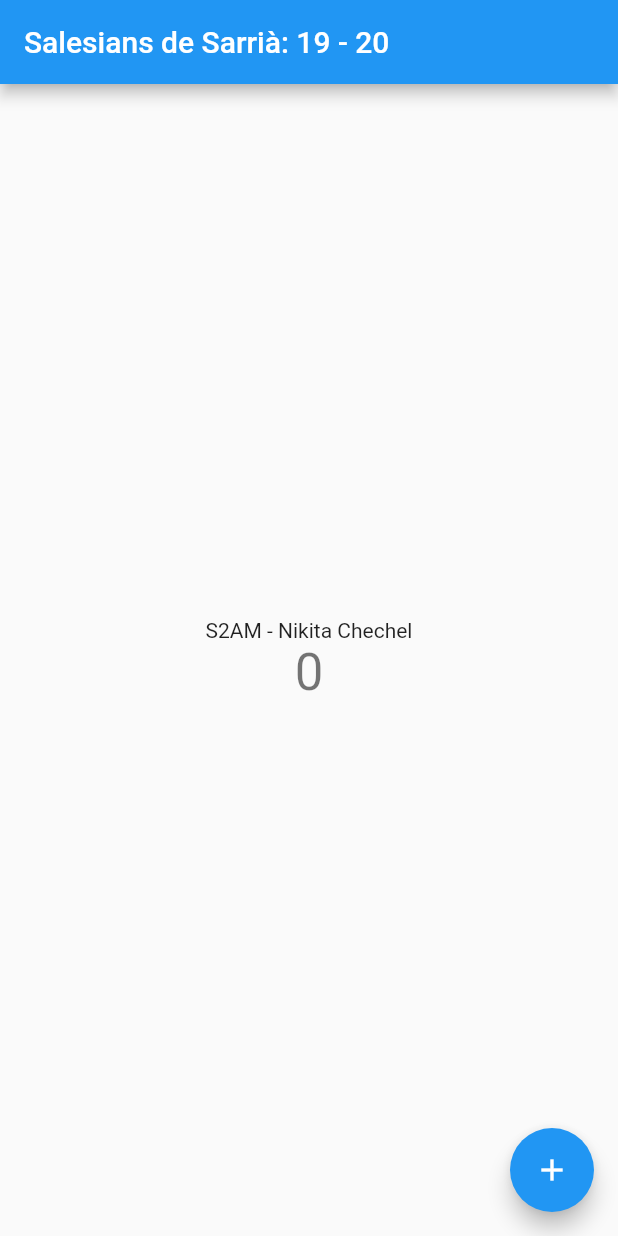
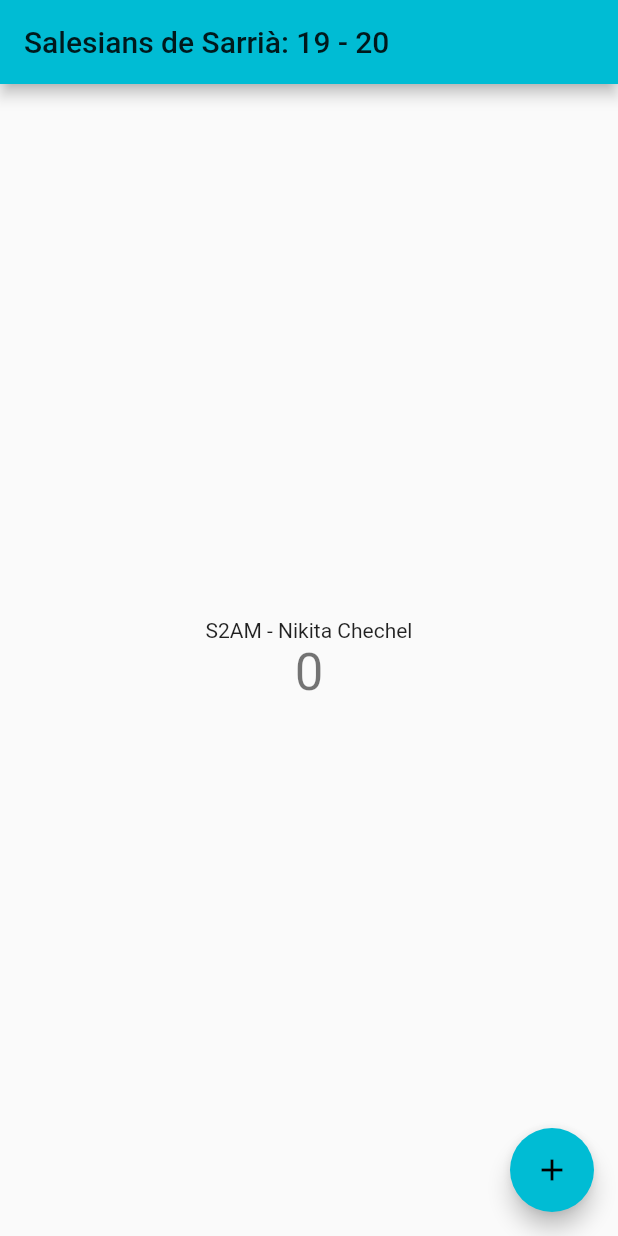
Before and after one commit to g2nik/Apk, a Flutter app: the screen it shows after launch, on a phone screen of 412 x 824 dp. Run offline on Flutter 3.47's test engine with Material 2 defaults, Android fonts, the phone set to English and light mode, and no system bars.

Commit message:
Quotes replaced

```diff
--- a/apk/lib/main.dart
+++ b/apk/lib/main.dart
@@ -22,9 +22,12 @@ class MyApp extends StatelessWidget {
       //Title is the name of the app itself, here we simply use a string as a value
       title: 'Flutter Demo',
 
+      //This command hides the red banner at the top rigth corner
+      debugShowCheckedModeBanner: false,
+
       //Theme indicates which color themes and other display configuration to use and in this case we use a widget
       theme: ThemeData(
-        primarySwatch: Colors.blue,
+        primarySwatch: Colors.cyan,
         visualDensity: VisualDensity.adaptivePlatformDensity,
       ),
 
@@ -86,11 +89,11 @@ class _MyHomePageState extends State<MyHomePage> {
           children: <Widget>[
             //Here we simply display a text
             Text(
-              'S2AM - Nikita Chechel',
+              "S2AM - Nikita Chechel",
             ),
             //And here we display the value of the counter variable
             Text(
-              '$_counter',
+              "$_counter",
               style: Theme.of(context).textTheme.headline4,
             ),
           ],
```
